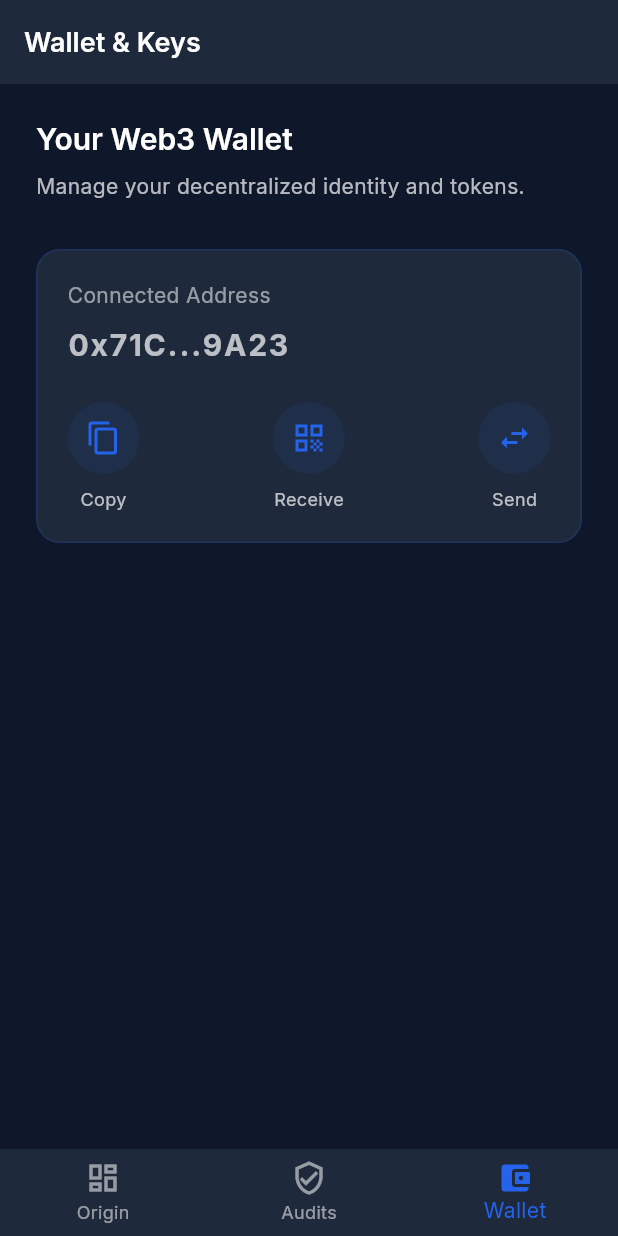
After one commit to JAGADISHSUNILPEDNEKAR/OJTS4BACKUP, a Flutter app: the WalletKeyManagementScreen screen opened by its route, on a phone screen of 412 x 824 dp. The commit adds this screen. Run offline on Flutter 3.47's test engine with Material 3 defaults, Android fonts, the phone set to English and light mode, and no system bars; our stand-ins replace go_router, google_fonts, hex; missing offline and left inert: ecdsa, elliptic.

Commit message:
feat(ui): add phase 2 dashboards and navigation

```diff
--- a/apps/mobile-app/lib/core/app_router.dart
+++ b/apps/mobile-app/lib/core/app_router.dart
@@ -1,15 +1,30 @@
+import 'package:flutter/material.dart';
 import 'package:go_router/go_router.dart';
+
+// Onboarding & Auth
 import '../screens/onboarding/value_intro_screen.dart';
 import '../screens/onboarding/role_selection_screen.dart';
 import '../screens/onboarding/role_identification_screen.dart';
 import '../screens/auth/login_screen.dart';
 import '../screens/auth/two_factor_verification_screen.dart';
 import '../screens/auth/two_factor_setup_screen.dart';
+
+// Handover
 import '../screens/handover/custody_handoff_screen.dart';
 
+// Main Layout & Dashboards
+import '../screens/main_layout_screen.dart';
+import '../screens/dashboard/origin_dashboard_screen.dart';
+import '../screens/dashboard/auditor_dashboard_screen.dart';
+import '../screens/wallet/wallet_key_management_screen.dart';
+
+final GlobalKey<NavigatorState> _rootNavigatorKey = GlobalKey<NavigatorState>(debugLabel: 'root');
+
 final GoRouter appRouter = GoRouter(
+  navigatorKey: _rootNavigatorKey,
   initialLocation: '/value-intro',
   routes: [
+    // Onboarding routes
     GoRoute(
       path: '/value-intro',
       builder: (context, state) => const ValueIntroScreen(),
@@ -25,6 +40,8 @@ final GoRouter appRouter = GoRouter(
       path: '/role-selection',
       builder: (context, state) => const RoleSelectionScreen(),
     ),
+
+    // Auth routes
     GoRoute(
       path: '/login',
       builder: (context, state) => const LoginScreen(),
@@ -37,6 +54,40 @@ final GoRouter appRouter = GoRouter(
       path: '/setup-2fa',
       builder: (context, state) => const TwoFactorSetupScreen(),
     ),
+
+    // Auth-protected Dashboard nested routing
+    StatefulShellRoute.indexedStack(
+      builder: (context, state, navigationShell) {
+        return MainLayoutScreen(navigationShell: navigationShell);
+      },
+      branches: [
+        StatefulShellBranch(
+          routes: [
+            GoRoute(
+              path: '/origin-dashboard',
+              builder: (context, state) => const OriginDashboardScreen(),
+            ),
+          ],
+        ),
+        StatefulShellBranch(
+          routes: [
+            GoRoute(
+              path: '/auditor-dashboard',
+              builder: (context, state) => const AuditorDashboardScreen(),
+            ),
+          ],
+        ),
+        StatefulShellBranch(
+          routes: [
+            GoRoute(
+              path: '/wallet',
+              builder: (context, state) => const WalletKeyManagementScreen(),
+            ),
+          ],
+        ),
+      ],
+    ),
+
     // Temp placeholder for Handover
     GoRoute(
       path: '/handover',
--- /dev/null
+++ b/apps/mobile-app/lib/screens/main_layout_screen.dart
@@ -0,0 +1,47 @@
+import 'package:flutter/material.dart';
+import 'package:go_router/go_router.dart';
+
+class MainLayoutScreen extends StatelessWidget {
+  final StatefulNavigationShell navigationShell;
+
+  const MainLayoutScreen({super.key, required this.navigationShell});
+
+  void _goBranch(int index) {
+    navigationShell.goBranch(
+      index,
+      initialLocation: index == navigationShell.currentIndex,
+    );
+  }
+
+  @override
+  Widget build(BuildContext context) {
+    return Scaffold(
+      body: navigationShell,
+      bottomNavigationBar: BottomNavigationBar(
+        currentIndex: navigationShell.currentIndex,
+        onTap: _goBranch,
+        type: BottomNavigationBarType.fixed,
+        backgroundColor: Theme.of(context).colorScheme.surface,
+        selectedItemColor: Theme.of(context).colorScheme.primary,
+        unselectedItemColor: Colors.white54,
+        items: const [
+          BottomNavigationBarItem(
+            icon: Icon(Icons.dashboard_outlined),
+            activeIcon: Icon(Icons.dashboard),
+            label: 'Origin',
+          ),
+          BottomNavigationBarItem(
+            icon: Icon(Icons.verified_user_outlined),
+            activeIcon: Icon(Icons.verified_user),
+            label: 'Audits',
+          ),
+          BottomNavigationBarItem(
+            icon: Icon(Icons.account_balance_wallet_outlined),
+            activeIcon: Icon(Icons.account_balance_wallet),
+            label: 'Wallet',
+          ),
+        ],
+      ),
+    );
+  }
+}
--- /dev/null
+++ b/apps/mobile-app/lib/screens/wallet/wallet_key_management_screen.dart
@@ -0,0 +1,66 @@
+import 'package:flutter/material.dart';
+
+class WalletKeyManagementScreen extends StatelessWidget {
+  const WalletKeyManagementScreen({super.key});
+
+  @override
+  Widget build(BuildContext context) {
+    return Scaffold(
+      appBar: AppBar(
+        title: const Text('Wallet & Keys'),
+        automaticallyImplyLeading: false,
+      ),
+      body: Padding(
+        padding: const EdgeInsets.all(24.0),
+        child: Column(
+          crossAxisAlignment: CrossAxisAlignment.start,
+          children: [
+            Text('Your Web3 Wallet', style: Theme.of(context).textTheme.headlineMedium),
+            const SizedBox(height: 8),
+            const Text('Manage your decentralized identity and tokens.', style: TextStyle(color: Colors.white70)),
+            const SizedBox(height: 32),
+            Container(
+              padding: const EdgeInsets.all(20),
+              decoration: BoxDecoration(
+                color: Theme.of(context).colorScheme.surface,
+                borderRadius: BorderRadius.circular(16),
+                border: Border.all(color: Theme.of(context).colorScheme.primary.withAlpha(50)),
+              ),
+              child: Column(
+                crossAxisAlignment: CrossAxisAlignment.start,
+                children: [
+                  const Text('Connected Address', style: TextStyle(color: Colors.white54)),
+                  const SizedBox(height: 8),
+                  const Text('0x71C...9A23', style: TextStyle(fontSize: 20, fontWeight: FontWeight.bold, letterSpacing: 1.2)),
+                  const SizedBox(height: 24),
+                  Row(
+                    mainAxisAlignment: MainAxisAlignment.spaceBetween,
+                    children: [
+                      _actionButton(context, Icons.copy, 'Copy'),
+                      _actionButton(context, Icons.qr_code, 'Receive'),
+                      _actionButton(context, Icons.swap_horiz, 'Send'),
+                    ],
+                  ),
+                ],
+              ),
+            ),
+          ],
+        ),
+      ),
+    );
+  }
+
+  Widget _actionButton(BuildContext context, IconData icon, String label) {
+    return Column(
+      children: [
+        CircleAvatar(
+          radius: 24,
+          backgroundColor: Theme.of(context).colorScheme.primary.withAlpha(20),
+          child: Icon(icon, color: Theme.of(context).colorScheme.primary),
+        ),
+        const SizedBox(height: 8),
+        Text(label, style: const TextStyle(fontSize: 12)),
+      ],
+    );
+  }
+}
```
Also changed, not shown: apps/mobile-app/lib/screens/dashboard/auditor_dashboard_screen.dart (added, +38 -0 lines), apps/mobile-app/lib/screens/dashboard/origin_dashboard_screen.dart (added, +58 -0 lines).
